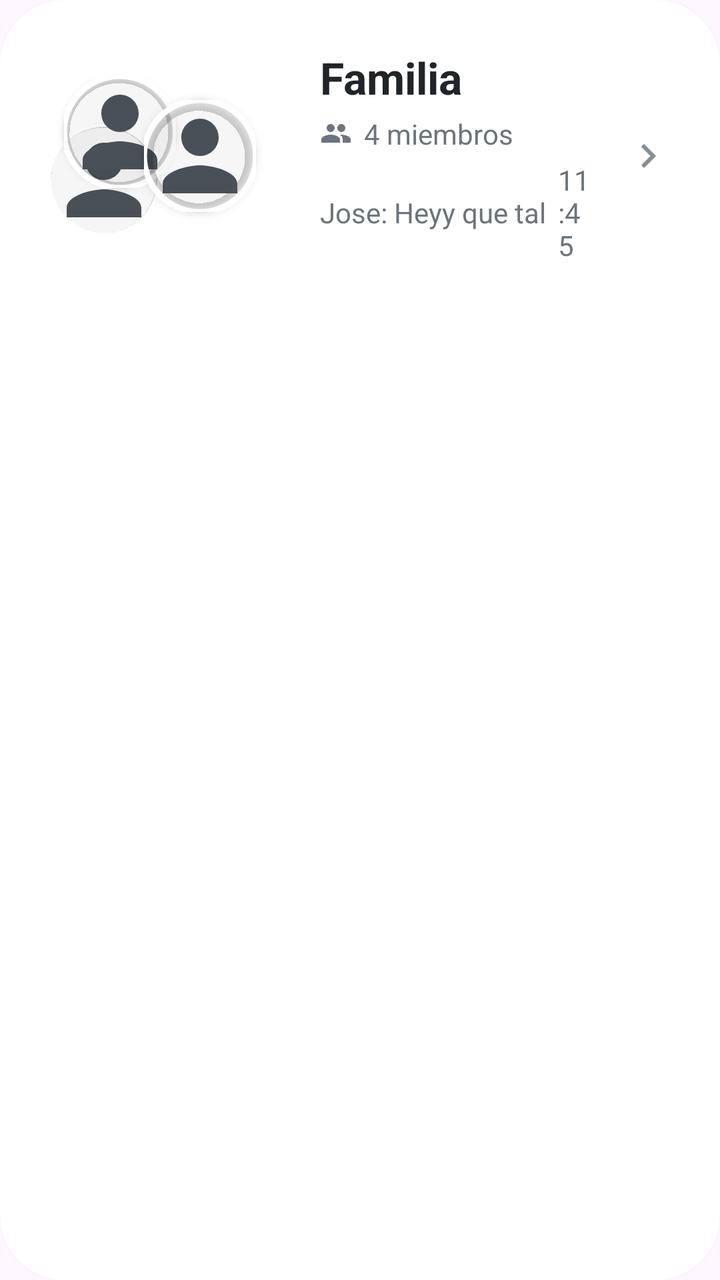
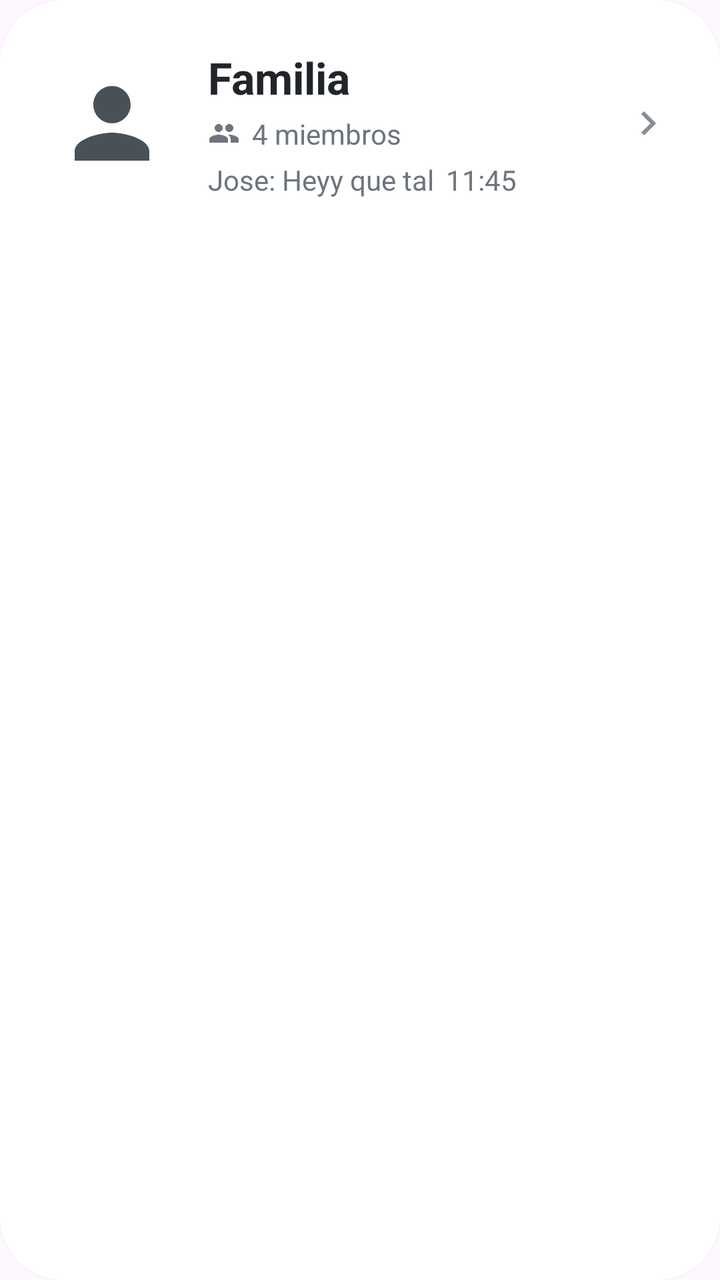

An Android layout rendered at two revisions. The XML below is the earlier revision; the diff shows what the commit changed to produce the second picture.
<!-- AndroidManifest.xml: application theme Theme.Pace -->
<!-- res/layout/item_circle.xml -->
<?xml version="1.0" encoding="utf-8"?>
<com.google.android.material.card.MaterialCardView
    xmlns:android="http://schemas.android.com/apk/res/android"
    xmlns:app="http://schemas.android.com/apk/res-auto"
    android:layout_width="match_parent"
    android:layout_height="wrap_content"
    android:layout_marginBottom="16dp"
    app:cardBackgroundColor="@color/background_card"
    app:cardElevation="4dp"
    app:cardCornerRadius="32dp"
    app:strokeWidth="0dp">

    <androidx.constraintlayout.widget.ConstraintLayout
        android:layout_width="match_parent"
        android:layout_height="wrap_content"
        android:padding="24dp">

        
        <FrameLayout
            android:id="@+id/avatars_container"
            android:layout_width="120dp"
            android:layout_height="80dp"
            app:layout_constraintStart_toStartOf="parent"
            app:layout_constraintTop_toTopOf="parent"
            app:layout_constraintBottom_toBottomOf="parent">

            
            <com.google.android.material.imageview.ShapeableImageView
                android:id="@+id/iv_avatar_1"
                android:layout_width="56dp"
                android:layout_height="56dp"
                android:layout_gravity="bottom|start"
                android:scaleType="centerCrop"
                android:src="@drawable/ic_person"
                android:elevation="1dp"
                app:shapeAppearanceOverlay="@style/CircleImageView"
                app:strokeColor="@color/background_card"
                app:strokeWidth="3dp"/>

            
            <com.google.android.material.imageview.ShapeableImageView
                android:id="@+id/iv_avatar_2"
                android:layout_width="56dp"
                android:layout_height="56dp"
                android:layout_gravity="top|start"
                android:layout_marginStart="8dp"
                android:scaleType="centerCrop"
                android:src="@drawable/ic_person"
                android:elevation="2dp"
                app:shapeAppearanceOverlay="@style/CircleImageView"
                app:strokeColor="@color/background_card"
                app:strokeWidth="3dp"/>

            
            <com.google.android.material.imageview.ShapeableImageView
                android:id="@+id/iv_avatar_3"
                android:layout_width="56dp"
                android:layout_height="56dp"
                android:layout_gravity="center_vertical|start"
                android:layout_marginStart="48dp"
                android:scaleType="centerCrop"
                android:src="@drawable/ic_person"
                android:elevation="3dp"
                app:shapeAppearanceOverlay="@style/CircleImageView"
                app:strokeColor="@color/background_card"
                app:strokeWidth="3dp"/>

            
            <com.google.android.material.imageview.ShapeableImageView
                android:id="@+id/iv_avatar_4"
                android:layout_width="46dp"
                android:layout_height="46dp"
                android:layout_gravity="bottom|start"
                android:layout_marginStart="56dp"
                android:layout_marginBottom="8dp"
                android:scaleType="centerCrop"
                android:src="@drawable/ic_person"
                android:elevation="4dp"
                android:visibility="gone"
                app:shapeAppearanceOverlay="@style/CircleImageView"
                app:strokeColor="@color/background_card"
                app:strokeWidth="3dp"/>

        </FrameLayout>

        
        <LinearLayout
            android:id="@+id/info_container"
            android:layout_width="0dp"
            android:layout_height="wrap_content"
            android:orientation="vertical"
            android:layout_marginStart="16dp"
            android:layout_marginEnd="16dp"
            app:layout_constraintStart_toEndOf="@id/avatars_container"
            app:layout_constraintEnd_toStartOf="@id/iv_arrow"
            app:layout_constraintTop_toTopOf="parent"
            app:layout_constraintBottom_toBottomOf="parent">

            
            <TextView
                android:id="@+id/tv_circle_name"
                android:layout_width="wrap_content"
                android:layout_height="wrap_content"
                android:text="Familia"
                android:textSize="22sp"
                android:textStyle="bold"
                android:textColor="@color/text_primary"/>

            
            <LinearLayout
                android:layout_width="wrap_content"
                android:layout_height="wrap_content"
                android:orientation="horizontal"
                android:layout_marginTop="4dp"
                android:gravity="center_vertical">

                <ImageView
                    android:layout_width="16dp"
                    android:layout_height="16dp"
                    android:src="@drawable/ic_group_placeholder"
                    app:tint="@color/text_secondary"/>

                <TextView
                    android:id="@+id/tv_members_count"
                    android:layout_width="wrap_content"
                    android:layout_height="wrap_content"
                    android:text="4 miembros"
                    android:textSize="14sp"
                    android:textColor="@color/text_secondary"
                    android:layout_marginStart="6dp"/>

            </LinearLayout>

        <LinearLayout
            android:layout_width="wrap_content"
            android:layout_height="wrap_content"
            android:orientation="horizontal"
            android:layout_marginTop="4dp"
            android:gravity="center_vertical">
            <TextView
                android:id="@+id/tv_last_message"
                android:layout_width="wrap_content"
                android:layout_height="wrap_content"
                android:text="Jose: Heyy que tal"
                android:textSize="14sp"
                android:textColor="@color/text_secondary"/>

            <TextView
                android:id="@+id/tv_last_message_time"
                android:layout_width="wrap_content"
                android:layout_height="wrap_content"
                android:text="11:45"
                android:textSize="14sp"
                android:textColor="@color/text_secondary"
                android:layout_marginStart="6dp"/>

        </LinearLayout>
        </LinearLayout>

        
        <ImageView
            android:id="@+id/iv_arrow"
            android:layout_width="24dp"
            android:layout_height="24dp"
            android:src="@drawable/ic_arrow_right"
            app:tint="@color/icon_color"
            app:layout_constraintEnd_toEndOf="parent"
            app:layout_constraintTop_toTopOf="parent"
            app:layout_constraintBottom_toBottomOf="parent"/>

    </androidx.constraintlayout.widget.ConstraintLayout>

</com.google.android.material.card.MaterialCardView>
<!-- resources referenced by this layout -->
<resources>
  <color name="background_card">#FFFFFF</color>
  <color name="icon_color">#868E96</color>
  <color name="text_primary">#212529</color>
  <color name="text_secondary">#6C757D</color>
  <!-- drawable ic_arrow_right (drawable) -->
  <vector xmlns:android="http://schemas.android.com/apk/res/android"
      android:width="24dp"
      android:height="24dp"
      android:viewportWidth="24"
      android:viewportHeight="24">
      <path
          android:fillColor="@color/icon_color"
          android:pathData="M8.59,16.59L13.17,12 8.59,7.41 10,6l6,6 -6,6 -1.41,-1.41z"/>
  </vector>
  <!-- drawable ic_group_placeholder (drawable) -->
  <vector xmlns:android="http://schemas.android.com/apk/res/android"
      android:width="24dp"
      android:height="24dp"
      android:viewportWidth="24"
      android:viewportHeight="24">
      <path
          android:fillColor="@color/icon_color"
          android:pathData="M16,11c1.66,0 2.99,-1.34 2.99,-3S17.66,5 16,5c-1.66,0 -3,1.34 -3,3s1.34,3 3,3zM8,11c1.66,0 2.99,-1.34 2.99,-3S9.66,5 8,5C6.34,5 5,6.34 5,8s1.34,3 3,3zM8,13c-2.33,0 -7,1.17 -7,3.5L1,19h14v-2.5c0,-2.33 -4.67,-3.5 -7,-3.5zM16,13c-0.29,0 -0.62,0.02 -0.97,0.05 1.16,0.84 1.97,1.97 1.97,3.45L17,19h6v-2.5c0,-2.33 -4.67,-3.5 -7,-3.5z"/>
  </vector>
  <!-- drawable ic_person (drawable) -->
  <vector xmlns:android="http://schemas.android.com/apk/res/android"
      android:width="24dp"
      android:height="24dp"
      android:viewportWidth="24"
      android:viewportHeight="24">
      <path
          android:fillColor="@color/accent_primary"
          android:pathData="M12,12c2.21,0 4,-1.79 4,-4s-1.79,-4 -4,-4 -4,1.79 -4,4 1.79,4 4,4zM12,14c-2.67,0 -8,1.34 -8,4v2h16v-2c0,-2.66 -5.33,-4 -8,-4z"/>
  </vector>
  <style name="CircleImageView">
          <item name="cornerFamily">rounded</item>
          <item name="cornerSize">50%</item>
      </style>
  <style name="Theme.Pace" parent="Base.Theme.Pace" />
  <color name="accent_primary">#495057</color>
  <style name="Base.Theme.Pace" parent="Theme.Material3.DayNight.NoActionBar">
          
          <item name="android:statusBarColor">@color/background_primary</item>
          <item name="android:windowOptOutEdgeToEdgeEnforcement" tools:targetApi="35">true</item>
      </style>
  <color name="background_primary">#F8F9FA</color>
</resources>

<!-- the commit's change to res/layout/item_circle.xml (unified diff, before → after) -->
@@ -18,69 +18,33 @@
         
         <FrameLayout
             android:id="@+id/avatars_container"
-            android:layout_width="120dp"
-            android:layout_height="80dp"
+            android:layout_width="64dp"
+            android:layout_height="64dp"
             app:layout_constraintStart_toStartOf="parent"
             app:layout_constraintTop_toTopOf="parent"
             app:layout_constraintBottom_toBottomOf="parent">
-
-            
             <com.google.android.material.imageview.ShapeableImageView
-                android:id="@+id/iv_avatar_1"
+                android:id="@+id/iv_avatar_primary"
                 android:layout_width="56dp"
                 android:layout_height="56dp"
-                android:layout_gravity="bottom|start"
+                android:layout_gravity="center"
                 android:scaleType="centerCrop"
                 android:src="@drawable/ic_person"
-                android:elevation="1dp"
                 app:shapeAppearanceOverlay="@style/CircleImageView"
                 app:strokeColor="@color/background_card"
-                app:strokeWidth="3dp"/>
-
-            
-            <com.google.android.material.imageview.ShapeableImageView
-                android:id="@+id/iv_avatar_2"
-                android:layout_width="56dp"
-                android:layout_height="56dp"
-                android:layout_gravity="top|start"
-                android:layout_marginStart="8dp"
-                android:scaleType="centerCrop"
-                android:src="@drawable/ic_person"
-                android:elevation="2dp"
-                app:shapeAppearanceOverlay="@style/CircleImageView"
-                app:strokeColor="@color/background_card"
-                app:strokeWidth="3dp"/>
-
-            
-            <com.google.android.material.imageview.ShapeableImageView
-                android:id="@+id/iv_avatar_3"
-                android:layout_width="56dp"
-                android:layout_height="56dp"
-                android:layout_gravity="center_vertical|start"
-                android:layout_marginStart="48dp"
-                android:scaleType="centerCrop"
-                android:src="@drawable/ic_person"
-                android:elevation="3dp"
-                app:shapeAppearanceOverlay="@style/CircleImageView"
-                app:strokeColor="@color/background_card"
-                app:strokeWidth="3dp"/>
-
-            
-            <com.google.android.material.imageview.ShapeableImageView
-                android:id="@+id/iv_avatar_4"
-                android:layout_width="46dp"
-                android:layout_height="46dp"
-                android:layout_gravity="bottom|start"
-                android:layout_marginStart="56dp"
-                android:layout_marginBottom="8dp"
-                android:scaleType="centerCrop"
-                android:src="@drawable/ic_person"
-                android:elevation="4dp"
-                android:visibility="gone"
-                app:shapeAppearanceOverlay="@style/CircleImageView"
-                app:strokeColor="@color/background_card"
-                app:strokeWidth="3dp"/>
-
+                app:strokeWidth="3dp" />
+            <TextView
+                android:id="@+id/tv_avatar_more"
+                android:layout_width="24dp"
+                android:layout_height="24dp"
+                android:layout_gravity="end|bottom"
+                android:gravity="center"
+                android:background="@drawable/bg_send_button"
+                android:text="+0"
+                android:textColor="@color/text_primary"
+                android:textSize="11sp"
+                android:textStyle="bold"
+                android:visibility="gone" />
         </FrameLayout>
 
         
<!-- resource entries referenced after the edit -->
@@ -4,6 +4,14 @@
   <color name="icon_color">#868E96</color>
   <color name="text_primary">#212529</color>
   <color name="text_secondary">#6C757D</color>
+  <!-- drawable bg_send_button (drawable) -->
+  <?xml version="1.0" encoding="utf-8"?>
+  <shape xmlns:android="http://schemas.android.com/apk/res/android"
+      android:shape="oval">
+  
+      <solid android:color="@color/accent_secondary"/>
+  
+  </shape>
   <!-- drawable ic_arrow_right (drawable) -->
   <vector xmlns:android="http://schemas.android.com/apk/res/android"
       android:width="24dp"
@@ -39,6 +47,7 @@
           <item name="cornerSize">50%</item>
       </style>
   <style name="Theme.Pace" parent="Base.Theme.Pace" />
+  <color name="accent_secondary">#E9ECEF</color>
   <color name="accent_primary">#495057</color>
   <style name="Base.Theme.Pace" parent="Theme.Material3.DayNight.NoActionBar">
           
